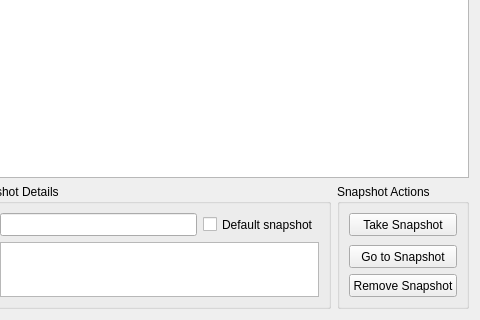
Before: the Qt Designer form SandboxiePlus/SandMan/Forms/SnapshotsWindow.ui in sandboxie-plus/Sandboxie, drawn with Qt 5; both pictures show x 93 to 573 and y 131 to 451 of the 573 by 451 pixel window.
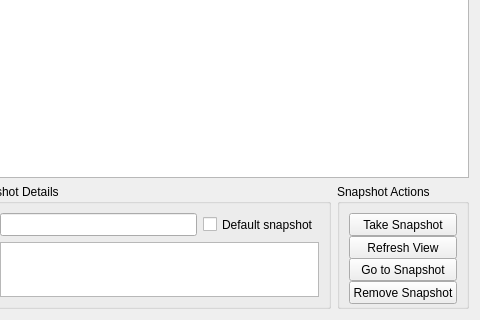
After: the same form once the commit is applied.

Commit message:
Add auto-delete snapshot restore preference
Introduces `AutoDeleteSnapshotTarget` to choose whether sandbox auto-delete restores the active or default snapshot, and applies it consistently in both synchronous and asynchronous cleanup paths. SandMan now exposes this in box options, adds quick access to Snapshot Manager, and adds refresh behavior/UI updates in the snapshots window to keep snapshot state current.

Diff of the .ui file:
```diff
--- a/SandboxiePlus/SandMan/Forms/SnapshotsWindow.ui
+++ b/SandboxiePlus/SandMan/Forms/SnapshotsWindow.ui
@@ -165,17 +165,17 @@
            </widget>
           </item>
           <item row="1" column="0">
-           <spacer name="verticalSpacer">
-            <property name="orientation">
-             <enum>Qt::Vertical</enum>
-            </property>
-            <property name="sizeHint" stdset="0">
+           <widget class="QPushButton" name="btnRefresh">
+            <property name="minimumSize">
              <size>
-              <width>20</width>
-              <height>40</height>
+              <width>0</width>
+              <height>23</height>
              </size>
             </property>
-           </spacer>
+            <property name="text">
+             <string>Refresh View</string>
+            </property>
+           </widget>
           </item>
           <item row="3" column="0">
            <widget class="QPushButton" name="btnRemove">
```
Left out of the diff: 1 changed line with no effect on the pictures. The commit also changes 13 other files.
